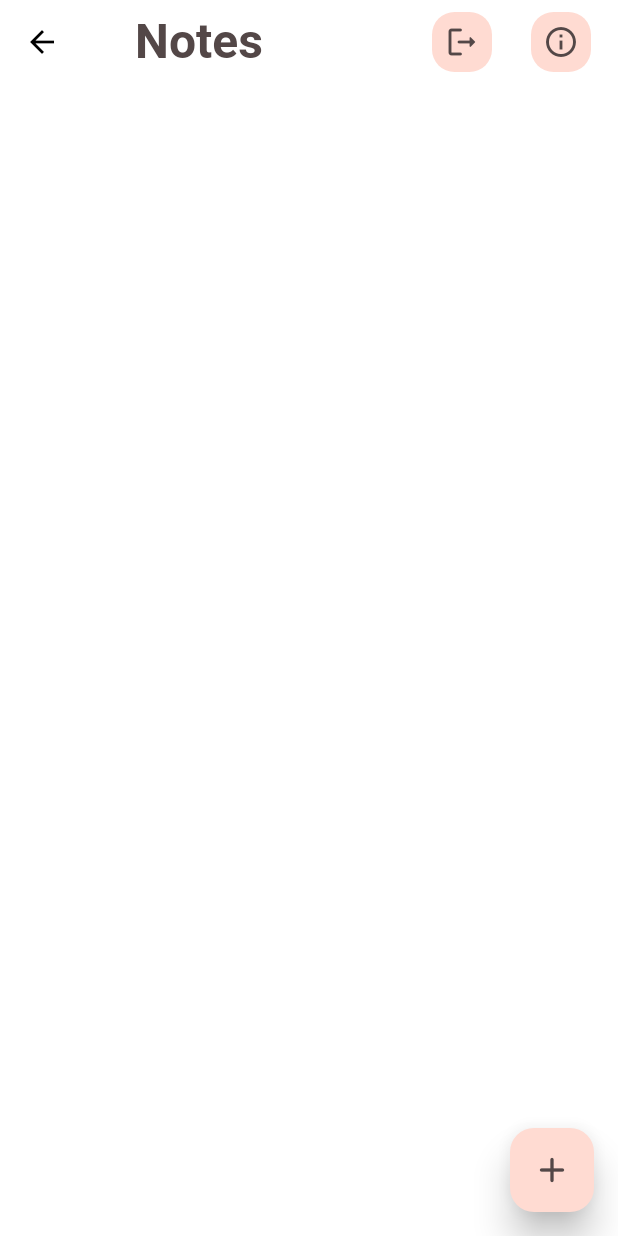
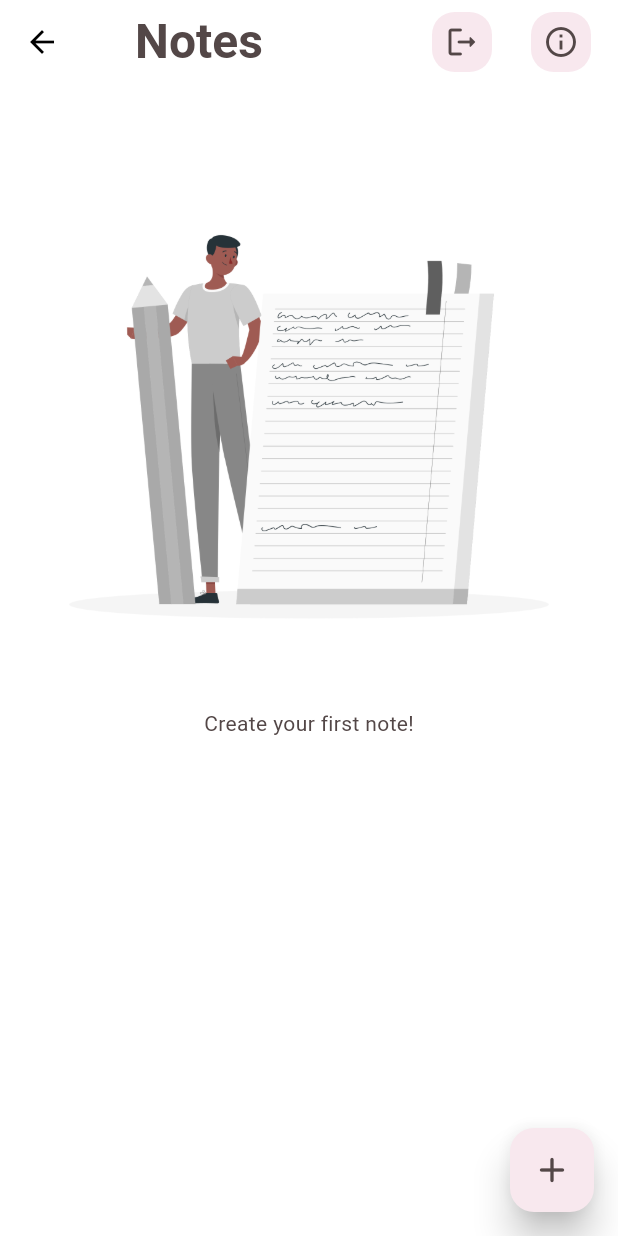
Before and after one commit to Nilav2608/notes_with_firebase, a Flutter app: the HomePage screen opened directly, on a phone screen of 412 x 824 dp. Run offline on Flutter 3.47's test engine with Material 3 defaults, Android fonts, the phone set to English and light mode, and no system bars; our stand-ins replace cloud_firestore, firebase_auth, firebase_core, flutter_slidable, google_fonts, google_sign_in and 1 more; accounts and stored records are empty.

Commit message:
Image when the note is empty is implemented 📍

```diff
--- a/lib/view/pages/home_page.dart
+++ b/lib/view/pages/home_page.dart
@@ -1,4 +1,3 @@
-
 import 'package:cloud_firestore/cloud_firestore.dart';
 import 'package:flutter/material.dart';
 import 'package:notes_with_firebase/view/pages/add_note_page.dart';
@@ -9,6 +8,7 @@ import 'package:provider/provider.dart';
 
 import '../../controller/data_provider.dart';
 import '../../models/note_model.dart';
+import '../utils/dialogs.dart';
 
 class HomePage extends StatefulWidget {
   const HomePage({super.key});
@@ -25,6 +25,7 @@ class _HomePageState extends State<HomePage> {
     final fetchData = Provider.of<NotesDataProvider>(context, listen: false);
     fetchData.getUid();
     fetchData.fetchNotes();
+
     FirebaseFirestore.instance
         .collection("users")
         .doc(fetchData.userID)
@@ -39,6 +40,7 @@ class _HomePageState extends State<HomePage> {
 
   @override
   Widget build(BuildContext context) {
+    var diag = Dialogs();
     var dataProvider = context.watch<NotesDataProvider>();
     // var provider = Provider.of<NotesDataProvider>(context, listen: false);
     List<Notes> dataNote = dataProvider.notes;
@@ -54,8 +56,9 @@ class _HomePageState extends State<HomePage> {
           preferredSize: const Size.fromHeight(60),
           child: MyAppBar(
               // bgColor: bgColor,
-                    signOut: () {
-                      dataProvider.signOut(context);
+              signOut: () async {
+            diag.circularProgress(context);
+            await dataProvider.signOut(context);
           })),
       floatingActionButton: FloatingActionButton(
         onPressed: () {
@@ -64,13 +67,30 @@ class _HomePageState extends State<HomePage> {
         // backgroundColor: const Color.fromARGB(255, 59, 59, 59),
         backgroundColor: Theme.of(context).colorScheme.primary,
         elevation: 10,
-              child:  Icon(
+        child: Icon(
           Icons.add_rounded,
           color: Theme.of(context).colorScheme.secondary,
           size: 28,
         ),
       ),
-            body: ListView.builder(
+      body: Consumer<NotesDataProvider>(
+        builder: (context, value, child) {
+          if (value.notes.isEmpty) {
+            return Center(
+              child: Column(
+                crossAxisAlignment: CrossAxisAlignment.center,
+                children: [
+                  Image.asset("assets/rafiki.png"),
+                  Text(
+                    "Create your first note!",
+                    style: TextStyle(
+                        color: Theme.of(context).colorScheme.secondary),
+                  )
+                ],
+              ),
+            );
+          } else {
+            return ListView.builder(
               itemCount: dataNote.length,
               itemBuilder: (context, index) {
                 // var bg = tileColors[random.nextInt(6)];
@@ -90,7 +110,11 @@ class _HomePageState extends State<HomePage> {
                   );
                 }
               },
-            )));
+            );
+          }
+        },
+      ),
+    ));
   }
 
   addNote() {
@@ -100,6 +124,7 @@ class _HomePageState extends State<HomePage> {
           builder: (context) => AddNote(),
         ));
   }
+
   editNote(Notes note) {
     Navigator.push(
         context,
@@ -107,5 +132,4 @@ class _HomePageState extends State<HomePage> {
           builder: (context) => EditNote(note: note),
         ));
   }
-
 }
--- a/lib/view/themes/themes.dart
+++ b/lib/view/themes/themes.dart
@@ -1,21 +1,16 @@
 import 'package:flutter/material.dart';
 
 ThemeData darkTheme = ThemeData(
-
   brightness: Brightness.dark,
   colorScheme: const ColorScheme.dark(
       background: Color(0xff252525),
       primary: Color.fromARGB(255, 59, 59, 59),
-        secondary: Colors.white
-        ),
-
+      secondary: Colors.white),
 );
 
 ThemeData lightTheme = ThemeData(
     brightness: Brightness.light,
     colorScheme: const ColorScheme.light(
         background: Colors.white,
-      primary: Color(0xffFFDBD2),
-      secondary: Color(0xff534747)
-    )
-  );
+        primary: Color(0xffF8E8EE),
+        secondary: Color(0xff534747)));
```
Also changed, not shown: lib/controller/data_provider.dart (+13 -0 lines), assets/rafiki.png (added). Lines whose indentation alone changed are shown as unchanged.
